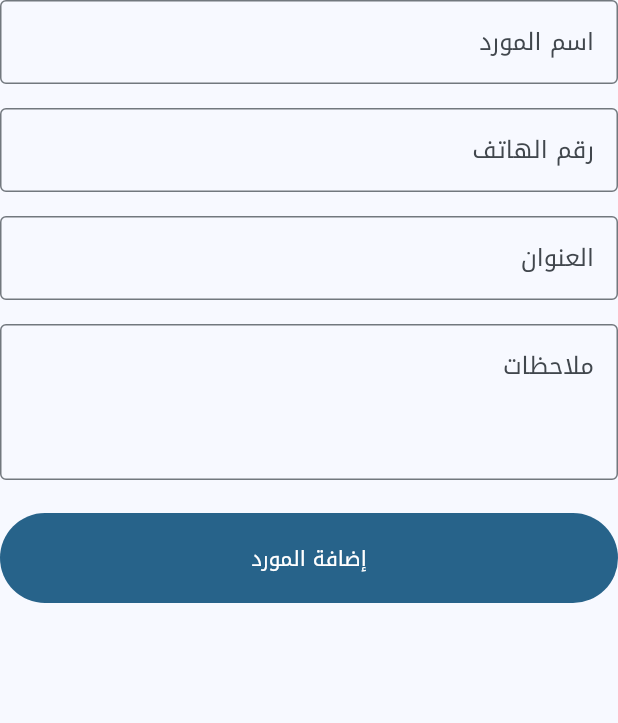
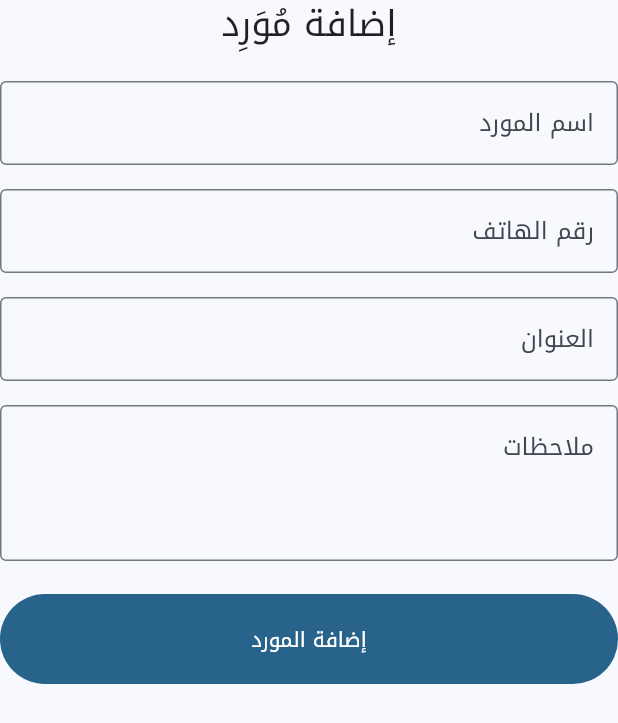
Before and after one commit to elnadar/erp, a Flutter app: the _AddSupplierForm widget shown alone on an empty page, opened directly, after a tap on "إضافة المورد", on a phone screen of 412 x 824 dp. Shown: the top 723 px of the screen. Run offline on Flutter 3.47's test engine with Material 2 defaults, Android fonts, the phone set to English and light mode, and no system bars; our stand-ins replace bloc, flutter_bloc, go_router, google_fonts, modal_bottom_sheet, sqflite; accounts and stored records are empty.

Commit message:
Finished suppliers logic.

```diff
--- /dev/null
+++ b/lib/home/presentation/components/people_view/components/suppliers/supplier_model.dart
@@ -0,0 +1,95 @@
+import 'dart:convert';
+
+class SupplierModel {
+  final int? id;
+  final String name;
+  final String? phoneNumber;
+  final String? address;
+  final String? note;
+  SupplierModel({
+    this.id,
+    required this.name,
+    this.phoneNumber,
+    this.address,
+    this.note,
+  });
+
+  static List<String> get columns =>
+      ['id', 'name', 'phone_number', 'address', 'note'];
+
+  SupplierModel copyWith({
+    int? id,
+    String? name,
+    String? phoneNumber,
+    String? address,
+    String? note,
+  }) {
+    return SupplierModel(
+      id: id ?? this.id,
+      name: name ?? this.name,
+      phoneNumber: phoneNumber ?? this.phoneNumber,
+      address: address ?? this.address,
+      note: note ?? this.note,
+    );
+  }
+
+  Map<String, dynamic> toMap() {
+    return <String, dynamic>{
+      'id': id,
+      'name': name,
+      'phone_number': phoneNumber,
+      'address': address,
+      'note': note,
+    };
+  }
+
+  Map<String, dynamic> toSqlInsert() {
+    return <String, dynamic>{
+      'name': name,
+      'phone_number': phoneNumber,
+      'address': address,
+      'note': note,
+    };
+  }
+
+  factory SupplierModel.fromMap(Map<String, dynamic> map) {
+    return SupplierModel(
+      id: map['id'] as int,
+      name: map['name'] as String,
+      phoneNumber:
+          map['phone_number'] != null ? map['phone_number'] as String : null,
+      address: map['address'] != null ? map['address'] as String : null,
+      note: map['note'] != null ? map['note'] as String : null,
+    );
+  }
+
+  String toJson() => json.encode(toMap());
+
+  factory SupplierModel.fromJson(String source) =>
+      SupplierModel.fromMap(json.decode(source) as Map<String, dynamic>);
+
+  @override
+  String toString() {
+    return 'SupplierModel(id: $id, name: $name, phoneNumber: $phoneNumber, address: $address, note: $note)';
+  }
+
+  @override
+  bool operator ==(covariant SupplierModel other) {
+    if (identical(this, other)) return true;
+
+    return other.id == id &&
+        other.name == name &&
+        other.phoneNumber == phoneNumber &&
+        other.address == address &&
+        other.note == note;
+  }
+
+  @override
+  int get hashCode {
+    return id.hashCode ^
+        name.hashCode ^
+        phoneNumber.hashCode ^
+        address.hashCode ^
+        note.hashCode;
+  }
+}
--- /dev/null
+++ b/lib/home/presentation/components/people_view/components/suppliers/suppliers_db.dart
@@ -0,0 +1,31 @@
+import 'package:erp/home/presentation/components/people_view/components/suppliers/supplier_model.dart';
+import 'package:erp/utils/database/init.dart';
+import 'package:sqflite/sqflite.dart';
+
+class DbSupplierTable {
+  static const String _tableName = 'Suppliers';
+  DbSupplierTable._sharedInstance();
+  static final DbSupplierTable _shared = DbSupplierTable._sharedInstance();
+  factory DbSupplierTable() => _shared;
+
+  Future<Database> get _db async {
+    return await DbProvider().database;
+  }
+
+  insert(SupplierModel model) async {
+    final db = await _db;
+    model.copyWith(id: await db.insert(_tableName, model.toSqlInsert()));
+    return model;
+  }
+
+  getSupplier(int id) async {
+    final db = await _db;
+
+    List<Map> maps = await db.query(_tableName,
+        columns: SupplierModel.columns, where: 'id = ?', whereArgs: [id]);
+    if (maps.isNotEmpty) {
+      return SupplierModel.fromMap(maps.first as Map<String, dynamic>);
+    }
+    return null;
+  }
+}
--- a/lib/home/presentation/components/people_view/components/suppliers/suppliers_view.dart
+++ b/lib/home/presentation/components/people_view/components/suppliers/suppliers_view.dart
@@ -1,7 +1,9 @@
 import 'package:erp/components/custom_buttons.dart';
+import 'package:erp/components/custom_text.dart';
+import 'package:erp/home/presentation/components/people_view/components/suppliers/supplier_model.dart';
+import 'package:erp/home/presentation/components/people_view/components/suppliers/suppliers_db.dart';
 import 'package:erp/home/presentation/components/sliver_tab_bar/sliver_tab_bar_scrollable_child.dart';
 import 'package:erp/home/presentation/components/sliver_tab_bar/sliver_tab_bar_scrollable_child_with_fab.dart';
-import 'package:erp/utils/theme/colors.dart';
 import 'package:flutter/material.dart';
 import 'package:modal_bottom_sheet/modal_bottom_sheet.dart';
 
@@ -73,16 +75,28 @@ class _AddSupplierForm extends StatefulWidget {
 
 class _AddSupplierFormState extends State<_AddSupplierForm> {
   late final GlobalKey<FormState> _formKey;
+  late final TextEditingController _nameController,
+      _phoneController,
+      _addressController,
+      _noteController;
 
   @override
   void initState() {
     _formKey = GlobalKey<FormState>();
+    _nameController = TextEditingController();
+    _phoneController = TextEditingController();
+    _addressController = TextEditingController();
+    _noteController = TextEditingController();
     super.initState();
   }
 
   @override
   void dispose() {
     _formKey.currentState?.dispose();
+    _nameController.dispose();
+    _phoneController.dispose();
+    _addressController.dispose();
+    _noteController.dispose();
     super.dispose();
   }
 
@@ -92,26 +106,46 @@ class _AddSupplierFormState extends State<_AddSupplierForm> {
     super.deactivate();
   }
 
+  void _submit() {
+    SupplierModel model = SupplierModel(
+        name: _nameController.text,
+        phoneNumber: _phoneController.text,
+        address: _addressController.text,
+        note: _noteController.text);
+    DbSupplierTable().insert(model).then((value) {
+      debugPrint('$value');
+    });
+  }
+
   @override
   Widget build(BuildContext context) {
+    final ThemeData theme = Theme.of(context);
     return Form(
       key: _formKey,
       child: Column(
         mainAxisSize: MainAxisSize.min,
         children: [
+          CustomText(
+            'إضافة مُوَرِد',
+            textStyle: theme.textTheme.headlineSmall,
+          ),
+          const SizedBox(height: 22),
           TextFormField(
+            controller: _nameController,
             decoration: const InputDecoration(labelText: "اسم المورد"),
             keyboardType: TextInputType.name,
             textInputAction: TextInputAction.next,
           ),
           const SizedBox(height: 16),
           TextFormField(
+            controller: _phoneController,
             decoration: const InputDecoration(labelText: "رقم الهاتف"),
             keyboardType: TextInputType.phone,
             textInputAction: TextInputAction.next,
           ),
           const SizedBox(height: 16),
           TextFormField(
+            controller: _addressController,
             decoration: const InputDecoration(labelText: "العنوان"),
             keyboardType: TextInputType.streetAddress,
             textInputAction: TextInputAction.next,
@@ -120,6 +154,7 @@ class _AddSupplierFormState extends State<_AddSupplierForm> {
           TextFormField(
             minLines: 3,
             maxLines: 5,
+            controller: _noteController,
             keyboardType: TextInputType.multiline,
             textInputAction: TextInputAction.newline,
             decoration: const InputDecoration(
@@ -131,7 +166,7 @@ class _AddSupplierFormState extends State<_AddSupplierForm> {
           SizedBox(
             width: double.infinity,
             child: FilledButton(
-              onPressed: () {},
+              onPressed: _submit,
               child: const Text("إضافة المورد"),
             ),
           ),
```
